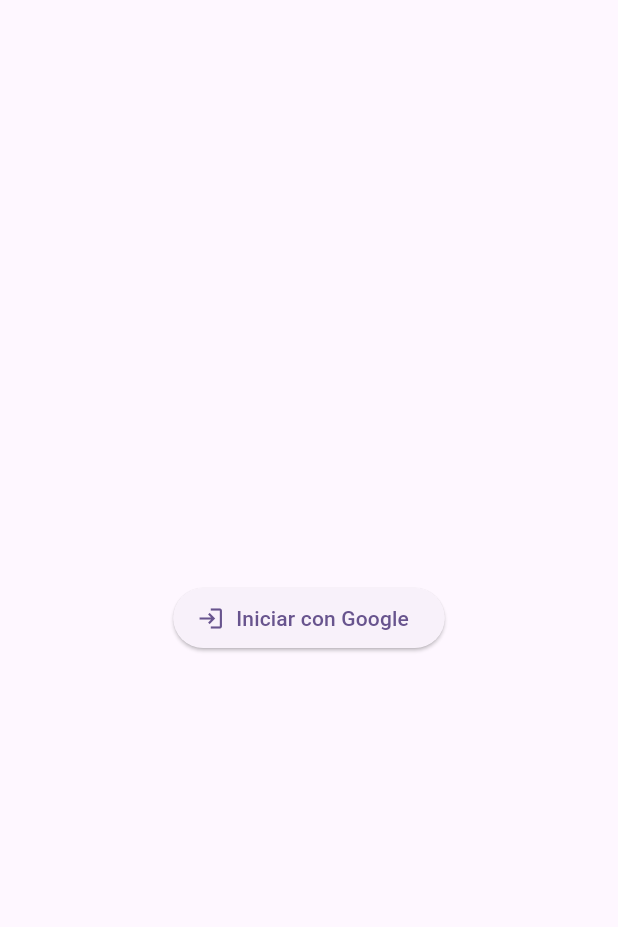
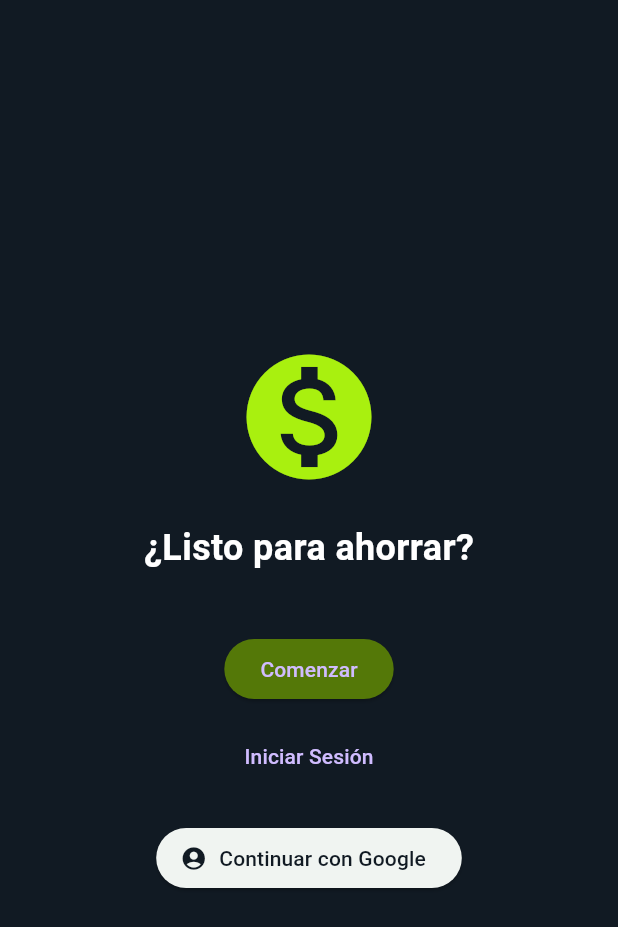
Before and after one commit to Gokarson1/App-de-gastos, a Flutter app: the screen it shows after launch, on a phone screen of 412 x 824 dp. Shown: the top 927 px of the screen. Run offline on Flutter 3.47's test engine with Material 3 defaults, Android fonts, the light colour scheme and no system bars.

```diff
--- a/front/lib/auth_service.dart
+++ /dev/null
@@ -1,29 +0,0 @@
-import 'package:firebase_auth/firebase_auth.dart';
-import 'package:google_sign_in/google_sign_in.dart';
-
-class AuthService {
-  final _googleSignIn = GoogleSignIn();
-  final _auth = FirebaseAuth.instance;
-
-  Future<User?> signInWithGoogle() async {
-    final googleUser = await _googleSignIn.signIn();
-    if (googleUser == null) return null;
-
-    final googleAuth = await googleUser.authentication;
-
-    final credential = GoogleAuthProvider.credential(
-      accessToken: googleAuth.accessToken,
-      idToken: googleAuth.idToken,
-    );
-
-    final userCredential = await _auth.signInWithCredential(credential);
-    return userCredential.user;
-  }
-
-  Future<void> signOut() async {
-    await _googleSignIn.signOut();
-    await _auth.signOut();
-  }
-
-  User? get currentUser => _auth.currentUser;
-}
--- a/front/lib/login_page.dart
+++ /dev/null
@@ -1,26 +0,0 @@
-import 'package:flutter/material.dart';
-import 'auth_service.dart';
-
-class LoginPage extends StatelessWidget {
-  final authService = AuthService();
-
-  LoginPage({super.key});
-
-  @override
-  Widget build(BuildContext context) {
-    return Scaffold(
-      body: Center(
-        child: ElevatedButton.icon(
-          icon: Icon(Icons.login),
-          label: Text("Iniciar con Google"),
-          onPressed: () async {
-            final user = await authService.signInWithGoogle();
-            if (user != null) {
-              Navigator.pushReplacementNamed(context, '/home');
-            }
-          },
-        ),
-      ),
-    );
-  }
-}
--- a/front/lib/main.dart
+++ b/front/lib/main.dart
@@ -1,53 +1,26 @@
 import 'package:flutter/material.dart';
-import 'package:firebase_core/firebase_core.dart';
-import 'package:firebase_auth/firebase_auth.dart';
-import 'login_page.dart';
-import 'home_page.dart';
+import 'screens/login_screen.dart';
 
-void main() async {
-  WidgetsFlutterBinding.ensureInitialized();
-  await Firebase.initializeApp();
-  runApp(const MyApp());
+void main() {
+  runApp(const FinanzasPersonalesApp());
 }
 
-class MyApp extends StatelessWidget {
-  const MyApp({super.key});
+class FinanzasPersonalesApp extends StatelessWidget {
+  const FinanzasPersonalesApp({super.key});
 
   @override
   Widget build(BuildContext context) {
     return MaterialApp(
-      title: 'Gastos Demo',
-      theme: ThemeData(
-        colorScheme: ColorScheme.fromSeed(seedColor: Colors.deepPurple),
-        useMaterial3: true,
+      debugShowCheckedModeBanner: false,
+      title: 'Finanzas Personales',
+      theme: ThemeData.dark().copyWith(
+        scaffoldBackgroundColor: const Color(0xFF111a23), // fondo oscuro
+        textTheme: const TextTheme(
+          bodyLarge: TextStyle(color: Colors.white),
+          bodyMedium: TextStyle(color: Colors.white),
+        ),
       ),
-      debugShowCheckedModeBanner: false,
-      home: const AuthWrapper(),
+      home: const LoginScreen(),
     );
   }
 }
-
-/// Esta clase revisa si el usuario está logueado o no
-class AuthWrapper extends StatelessWidget {
-  const AuthWrapper({super.key});
-
-  @override
-  Widget build(BuildContext context) {
-    return StreamBuilder<User?>(
-      stream: FirebaseAuth.instance.authStateChanges(),
-      builder: (context, snapshot) {
-        if (snapshot.connectionState == ConnectionState.waiting) {
-          return const Scaffold(
-            body: Center(child: CircularProgressIndicator()),
-          );
-        } else if (snapshot.hasData) {
-          // Usuario logueado
-          return  HomePage();
-        } else {
-          // Usuario no logueado
-          return  LoginPage();
-        }
-      },
-    );
-  }
-}
--- /dev/null
+++ b/front/lib/screens/login_screen.dart
@@ -0,0 +1,75 @@
+import 'package:flutter/material.dart';
+import 'register_screen.dart';
+import 'signin_screen.dart';
+import 'home_screen.dart';
+
+class LoginScreen extends StatelessWidget {
+  const LoginScreen({super.key});
+
+  @override
+  Widget build(BuildContext context) {
+    return Scaffold(
+      body: Padding(
+        padding: const EdgeInsets.all(20.0),
+        child: Center(
+          child: Column(
+            mainAxisAlignment: MainAxisAlignment.center,
+            children: [
+              // Aquí podrías poner una animación de moneda girando
+              Icon(Icons.monetization_on, size: 100, color: Color(0xFFA9F00F)),
+              const SizedBox(height: 20),
+              const Text(
+                '¿Listo para ahorrar?',
+                style: TextStyle(fontSize: 24, fontWeight: FontWeight.bold),
+              ),
+              const SizedBox(height: 40),
+              ElevatedButton(
+                style: ElevatedButton.styleFrom(
+                  backgroundColor: const Color(0xFF547808),
+                  shape: RoundedRectangleBorder(
+                    borderRadius: BorderRadius.circular(30),
+                  ),
+                ),
+                onPressed: () {
+                  Navigator.push(
+                    context,
+                    MaterialPageRoute(builder: (context) => const RegisterScreen()),
+                  );
+                },
+                child: const Text('Comenzar'),
+              ),
+              const SizedBox(height: 10),
+              TextButton(
+                onPressed: () {
+                  Navigator.push(
+                    context,
+                    MaterialPageRoute(builder: (context) => const SignInScreen()),
+                  );
+                },
+                child: const Text('Iniciar Sesión'),
+              ),
+              const SizedBox(height: 20),
+              ElevatedButton.icon(
+                style: ElevatedButton.styleFrom(
+                  backgroundColor: const Color(0xFFF0F4F1),
+                  foregroundColor: const Color(0xFF111A23),
+                  shape: RoundedRectangleBorder(
+                    borderRadius: BorderRadius.circular(30),
+                  ),
+                ),
+                icon: const Icon(Icons.account_circle),
+                label: const Text('Continuar con Google'),
+                onPressed: () {
+                  Navigator.push(
+                    context,
+                    MaterialPageRoute(builder: (context) => const HomeScreen()),
+                  );
+                },
+              ),
+            ],
+          ),
+        ),
+      ),
+    );
+  }
+}
```
Also changed, not shown: front/lib/home_page.dart (deleted, +0 -39 lines), front/lib/screens/home_screen.dart (added, +44 -0 lines), front/lib/screens/register_screen.dart (added, +39 -0 lines), front/lib/screens/signin_screen.dart (added, +45 -0 lines), 2 other files.
